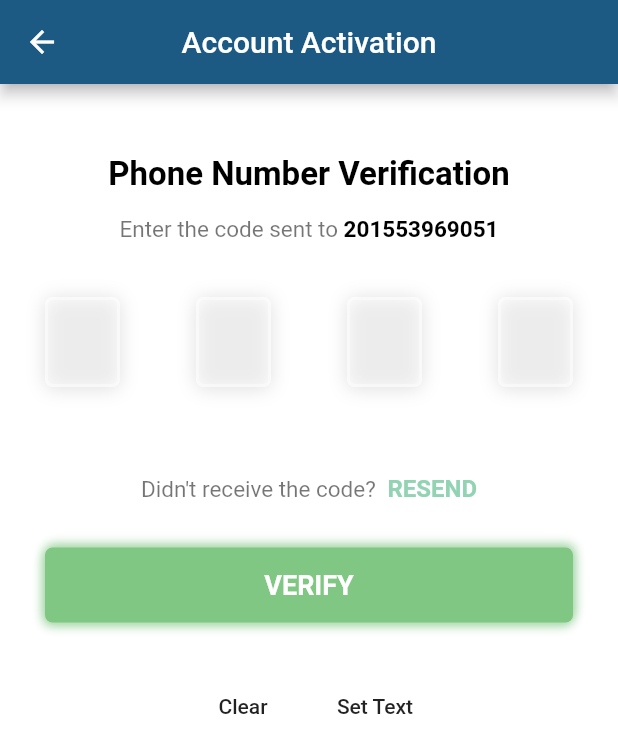
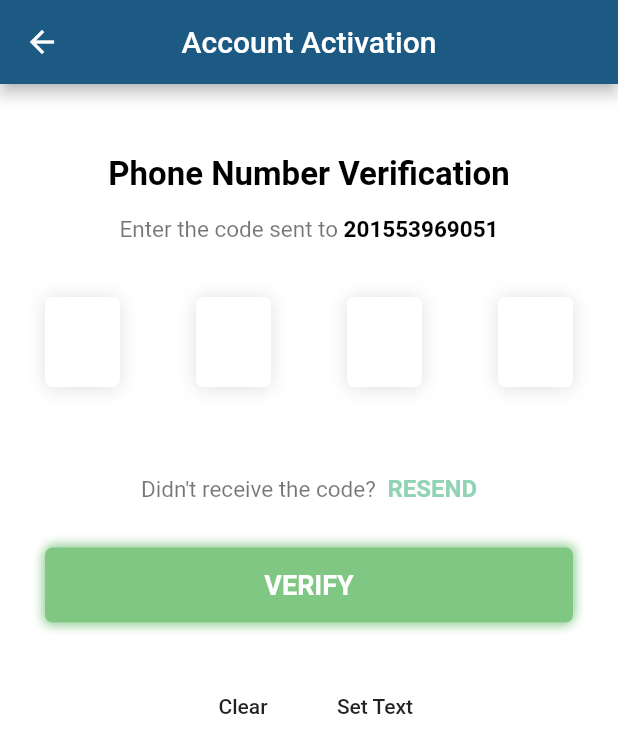
Before and after one commit to ahmed-mohsin/dentalstation_app, a Flutter app: the PinCodeVerificationScreen screen opened directly, on a phone screen of 412 x 824 dp. Shown: the top 753 px of the screen. Run offline on Flutter 3.47's test engine with Material 2 defaults, Android fonts, the phone set to English and light mode, and no system bars; drawn by our look-alikes of pin_code_fields; our stand-ins replace animated_bottom_navigation_bar, animated_splash_screen, auto_size_text, badges, cached_network_image, carousel_slider and 11 more; missing offline and left inert: animated_dialog_box, circular_reveal_animation, clippy_flutter, custom_timer, fcm_config, flip_panel and 4 more; accounts and stored records are empty.

Commit message:
auth cycle

```diff
--- a/lib/Designs/auth/PinCodeVerificationScreen.dart
+++ b/lib/Designs/auth/PinCodeVerificationScreen.dart
@@ -123,12 +123,12 @@ class _PinCodeVerificationScreenState extends State<PinCodeVerificationScreen> {
                           shape: PinCodeFieldShape.box,
                           borderRadius: BorderRadius.circular(5),
                           fieldHeight: 60,
-                          selectedColor: Colors.teal,
-                          selectedFillColor: Colors.teal,
+                          selectedColor: Colors.teal.shade100,
+                          selectedFillColor: Colors.white,
                           fieldWidth: 50,
                           inactiveColor: Colors.white38,
-                          activeColor: Colors.pink,
-                          inactiveFillColor: Colors.white38,
+                          activeColor: darkTeal,
+                          inactiveFillColor: Colors.white,
                           activeFillColor:
                               hasError ? Colors.red.shade100 : Colors.white,
                         ),
```
Also changed, not shown: lib/Designs/auth/authServices.dart (+0 -8 lines).
